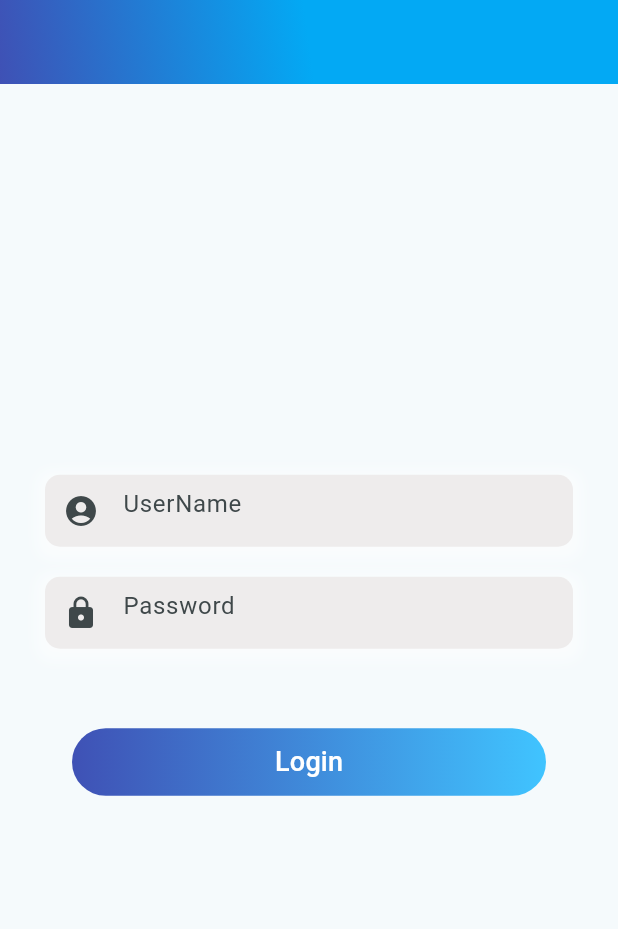
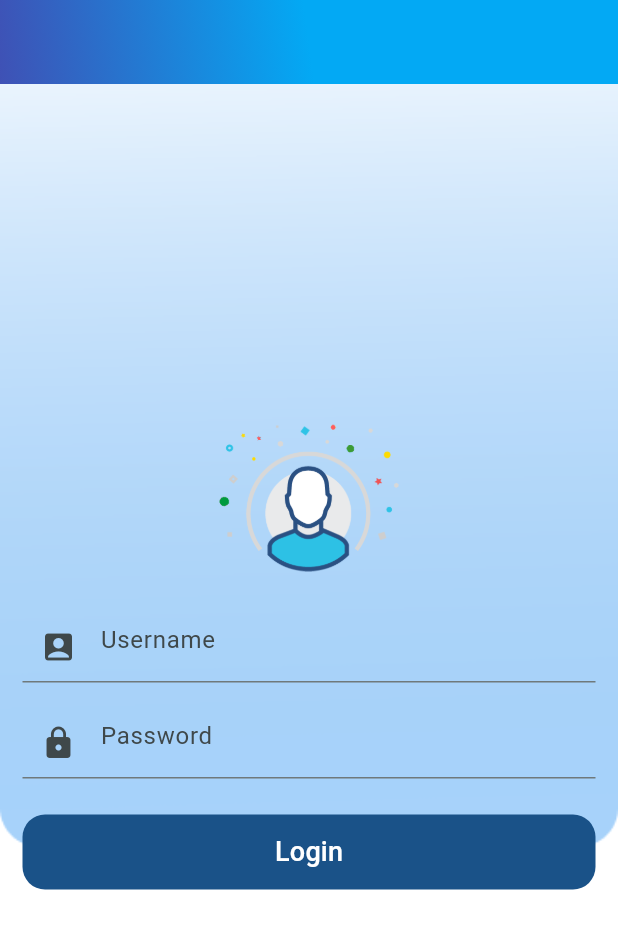
Before and after one commit to ShivaniPatilVasundharaIT/erp_admin_project, a Flutter app: the screen it shows after launch, on a phone screen of 412 x 824 dp. Shown: the top 929 px of the screen. Run offline on Flutter 3.47's test engine with Material 2 defaults, Android fonts, the phone set to English and light mode, and no system bars.

Commit message:
initial commit

```diff
--- a/lib/main.dart
+++ b/lib/main.dart
@@ -1,6 +1,7 @@
 import 'package:flutter/material.dart';
+import 'package:http/http.dart' as http;
 
-import 'Home_Screen.dart';
+import 'AdminScreen.dart'; // Import the AdminScreen
 
 void main() {
   runApp(const MyApp());
@@ -9,7 +10,6 @@ void main() {
 class MyApp extends StatelessWidget {
   const MyApp({super.key});
 
-  // This widget is the root of your application.
   @override
   Widget build(BuildContext context) {
     return MaterialApp(
@@ -33,6 +33,52 @@ class MyHomePage extends StatefulWidget {
 }
 
 class _MyHomePageState extends State<MyHomePage> {
+  final TextEditingController _usernameController = TextEditingController();
+  final TextEditingController _passwordController = TextEditingController();
+
+  Future<void> _login() async {
+    final String baseUrl = 'http://192.168.1.15:8081/Mobile_Employee_Info';
+    final String userName = _usernameController.text;
+    final String password = _passwordController.text;
+
+    final response = await http.get(
+      Uri.parse('$baseUrl/employee/login?userName=$userName&password=$password'),
+    );
+
+    if (response.statusCode == 200) {
+      // Successful login, navigate to the AdminScreen
+      Navigator.pushReplacement(
+        context,
+        MaterialPageRoute(builder: (context) => ERP_HOME_SCREEN()), // Replace with the actual screen
+      );
+    } else {
+      // Failed login, show an error message
+      showDialog(
+        context: context,
+        builder: (context) => AlertDialog(
+          title: const Text('Error'),
+          content: const Text('Login failed. Please try again.'),
+          actions: <Widget>[
+            TextButton(
+              onPressed: () {
+                Navigator.of(context).pop();
+              },
+              child: const Text('OK'),
+            ),
+          ],
+        ),
+      );
+    }
+  }
+
+
+  @override
+  void dispose() {
+    _usernameController.dispose();
+    _passwordController.dispose();
+    super.dispose();
+  }
+
   @override
   Widget build(BuildContext context) {
     return Scaffold(
@@ -47,160 +93,75 @@ class _MyHomePageState extends State<MyHomePage> {
           ),
         ),
       ),
-      body: Center(
+      body: Padding(
+        padding: EdgeInsets.zero,
+        child: DecoratedBox(
+          decoration: BoxDecoration(
+            image: DecorationImage(
+                image: AssetImage("assets/Untitled (3).png"), fit: BoxFit.fill),
+          ),
+          child: Center(
             child: SingleChildScrollView(
               child: Center(
                 child: Column(
                   children: <Widget>[
+                    Image.asset(
+                      'assets/loginnnpng.png',
+                      height: 120,
+                      width: 120,
+                      alignment: Alignment.centerLeft,
+                    ),
                     Container(
-                  child: Padding(
-                    padding: const EdgeInsets.symmetric(horizontal: 10),
-                    child: Padding(
-                      padding: const EdgeInsets.all(10.0),
-                      child: Form(
-                        // Use the GlobalKey for the form
+                      // ... (rest of the container setup)
                       child: Column(
-                          crossAxisAlignment: CrossAxisAlignment.start,
-                          children: <Widget>[
-                            // ... (your form fields and other widgets)
-                            Center(
-                              child: Padding(
-                                padding: const EdgeInsets.all(10.0),
-                                child: Container(
-                                  decoration: BoxDecoration(
-                                    borderRadius: BorderRadius.circular(10),
-                                    boxShadow: [
-                                      BoxShadow(
-                                        color: Colors.white60.withOpacity(0.5),
-                                        spreadRadius: 5,
-                                        blurRadius: 7,
-                                        offset: Offset(
-                                            0, 3), // changes position of shadow
-                                      ),
-                                    ],
-                                    gradient: LinearGradient(
-                                      colors: [
-                                        Color(0xFFEEECEC),
-                                        Color(0xFFEEECEC)
-                                      ],
-                                      begin: Alignment.centerLeft,
-                                      end: Alignment.centerRight,
+                        children: [
+                          // ... (text form fields)
+                          Padding(
+                            padding: const EdgeInsets.all(15.0),
+                            child: Column(
+                              children: [
+                                TextFormField(
+                                  controller: _usernameController,
+                                  decoration: InputDecoration(
+                                    hintText: 'Username',
+                                    prefixIcon: Icon(Icons.account_box_rounded),
                                   ),
                                 ),
-                                  child: TextFormField(
-                                    validator: (value) {
-                                      if (value == null || value.isEmpty) {
-                                        return 'Please enter an UserName';
-                                      }
-                                      {
-                                        return 'Please enter a valid UserName';
-                                      }
-                                      return null;
-                                    },
-                                    decoration: const InputDecoration(
-                                      hintText: 'UserName',
-                                      border: InputBorder.none,
-                                      prefixIcon:
-                                          Icon(Icons.account_circle_sharp),
-                                      errorStyle: TextStyle(fontSize: 12.0),
+                                SizedBox(height: 16),
+                                TextFormField(
+                                  controller: _passwordController,
+                                  obscureText: true,
+                                  decoration: InputDecoration(
+                                    hintText: 'Password',
+                                    prefixIcon: Icon(Icons.lock),
+                                  ),
+                                ),
+                                SizedBox(height: 24),
+                                SizedBox(
+                                  height: 50,
+                                  width: double.infinity,
+                                  child: ElevatedButton(
+                                    onPressed: _login,
+                                    style: ElevatedButton.styleFrom(
+                                      shape: RoundedRectangleBorder(
+                                        borderRadius: BorderRadius.circular(15),
+                                      ),
+                                      elevation: 0,
+                                      primary: Color(0xFF1A5288),
+                                    ),
+                                    child: Text(
+                                      'Login',
+                                      style: TextStyle(
+                                        color: Colors.white,
+                                        fontSize: 18,
                                       ),
                                     ),
                                   ),
                                 ),
+                              ],
                             ),
-                            // Example of TextFormField
-                            Center(
-                              child: Padding(
-                                padding: const EdgeInsets.all(10.0),
-                                child: Container(
-                                  decoration: BoxDecoration(
-                                    borderRadius: BorderRadius.circular(10),
-                                    boxShadow: [
-                                      BoxShadow(
-                                        color: Colors.white60.withOpacity(0.5),
-                                        spreadRadius: 5,
-                                        blurRadius: 7,
-                                        offset: Offset(
-                                            0, 3), // changes position of shadow
                           ),
                         ],
-                                    gradient: LinearGradient(
-                                      colors: [
-                                        Color(0xFFEEECEC),
-                                        Color(0xFFEEECEC)
-                                      ],
-                                      begin: Alignment.centerLeft,
-                                      end: Alignment.centerRight,
-                                    ),
-                                  ),
-                                  child: TextFormField(
-                                    validator: (value) {
-                                      if (value == null || value.isEmpty) {
-                                        return 'Please enter a Password';
-                                      } else if (!RegExp(r'(?=.*?[#!@$%^&*-])')
-                                          .hasMatch(value)) {
-                                        return 'Please enter a Strong Password';
-                                      }
-                                      return null;
-                                    },
-                                    obscureText: true,
-
-                                    textAlign: TextAlign.start, // Hide password
-                                    decoration: const InputDecoration(
-                                      hintText: 'Password',
-                                      prefixIcon: Icon(Icons.lock),
-                                      errorStyle: TextStyle(
-                                        fontSize: 12.0,
-                                      ),
-                                      border: InputBorder.none,
-                                    ),
-                                  ),
-                                ),
-                              ),
-                            ),
-                            Padding(
-                              padding: const EdgeInsets.all(28.0),
-                              child: SizedBox(
-                                width: MediaQuery.of(context).size.width,
-                                height: 75,
-                                child: ElevatedButton(
-                                  onPressed: () {
-                                    Navigator.push(
-                                      context,
-                                      MaterialPageRoute(
-                                          builder: (context) =>
-                                              ERP_HOME_SCREEN()),
-                                    );
-                                  },
-                                  style: ElevatedButton.styleFrom(
-                                    shape: RoundedRectangleBorder(
-                                      borderRadius: BorderRadius.circular(30),
-                                    ),
-                                    padding: EdgeInsets.symmetric(vertical: 15),
-                                    elevation: 0,
-                                    primary: Colors
-                                        .transparent, // Set the background color to transparent
-                                  ),
-                                  child: Ink(
-                                    decoration: BoxDecoration(
-                                      gradient: LinearGradient(
-                                        colors: [
-                                          Colors.indigo,
-                                          Colors.lightBlueAccent
-                                        ],
-                                      ),
-                                      borderRadius: BorderRadius.circular(30),
-                                    ),
-                                    child: Container(
-                                      alignment: Alignment.center,
-                                      child: const Text(
-                                        'Login',
-                                        style: TextStyle(
-                                            color: Colors.white, fontSize: 18),
-                                      ),
-                                    ),
-                                  ),
-                                ),
                       ),
                     ),
                   ],
@@ -209,10 +170,6 @@ class _MyHomePageState extends State<MyHomePage> {
             ),
           ),
         ),
-              ],
-            ),
-          ),
-        ),
       ),
     );
   }
```
Also changed, not shown: pubspec.yaml (+12 -0 lines), assets/Rectangle 1 (2).png (added), assets/Untitled (1).png (added), assets/Untitled (2).png (added), assets/Untitled (3).png (added), assets/Untitled.png (added), assets/back_login.png (added), assets/back_login1.png (added), assets/backgraundlogin.png (added), assets/erplogo.png (added), assets/loginnnpng.png (added), assets/loginnnpng1.png (added), lib/AdminScreen.dart (renamed from lib/Home_Screen.dart). Lines whose indentation alone changed are shown as unchanged.
